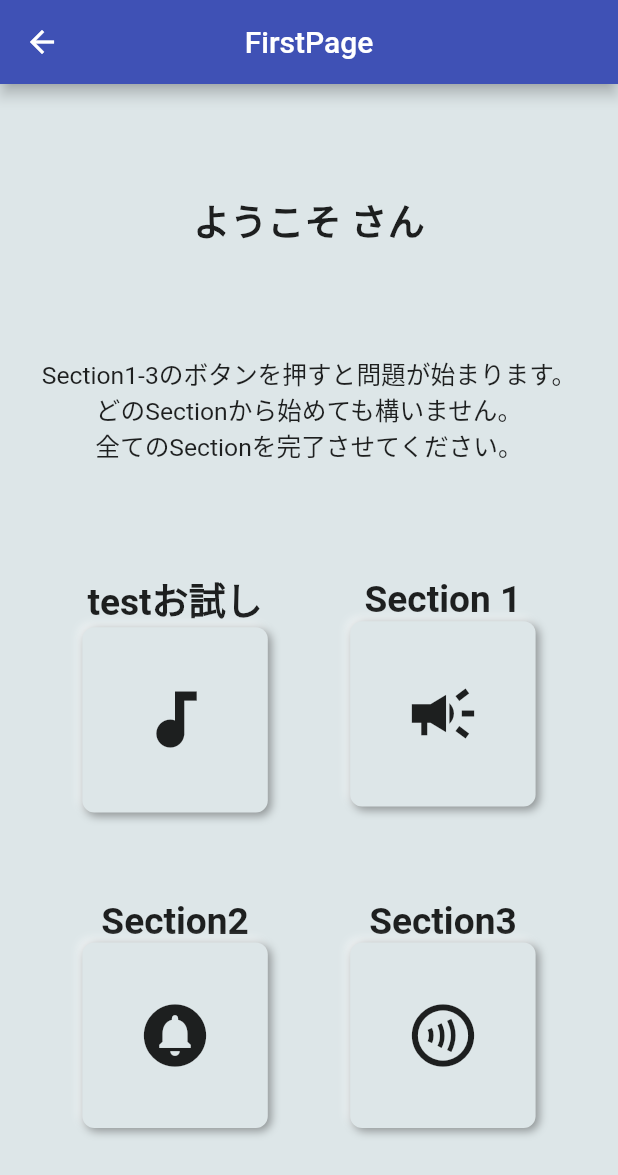
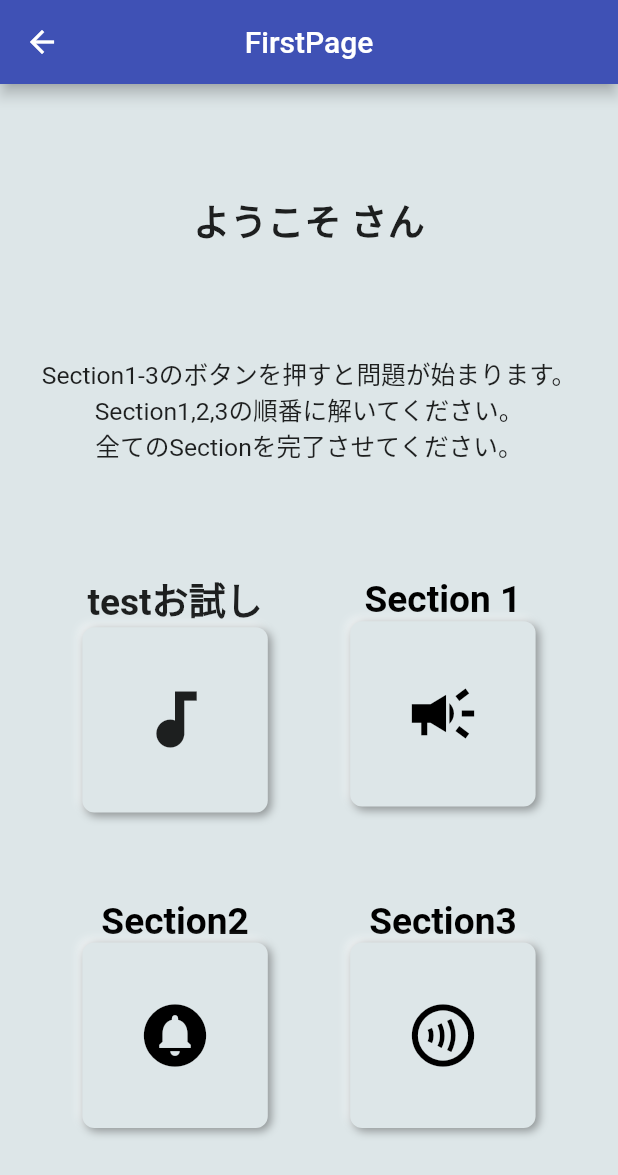
Before and after one commit to redhoshi/music_memo, a Flutter app: the FirstPage screen opened directly with empty values, on a phone screen of 412 x 824 dp. Shown: the top 1175 px of the screen. Run offline on Flutter 3.47's test engine with Material 2 defaults, Android fonts, the phone set to English and light mode, and no system bars; drawn by our look-alikes of flutter_neumorphic; our stand-ins replace animated_text_kit, audioplayers, cached_network_image, cloud_firestore, firebase_core, firebase_storage and 4 more; missing offline and left inert: cloud_firestore_web, firebase_core_web, firebase_storage_web, flutter_overboard, shared_preferences_web; accounts and stored records are empty; Roboto replaces fonts that are missing (RobotoMono).

Commit message:
改良part1

```diff
--- a/lib/first.dart
+++ b/lib/first.dart
@@ -8,25 +8,34 @@ import 'tutorial/tuto.dart';
 
 class FirstPage extends StatefulWidget {
   //const FirstPage({Key? key}) : super(key: key);
-  FirstPage(this.user, this.isEnded1, this.isEnded2, this.isEnded3, this.num);
+  FirstPage(this.user, this.isEnded1, this.isEnded2, this.isEnded3, this.num,
+      this.countPage);
   String user;
   bool isEnded1, isEnded2, isEnded3;
+  List countPage;
   final num;
 
   @override
   State<FirstPage> createState() =>
-      _FirstPageState(user, isEnded1, isEnded2, isEnded3, num);
+      _FirstPageState(user, isEnded1, isEnded2, isEnded3, num, countPage);
 }
 
 class _FirstPageState extends State<FirstPage> {
   _FirstPageState(
-      this.user, this._isEnded1, this._isEnded2, this._isEnded3, this.num);
+    this.user,
+    this._isEnded1,
+    this._isEnded2,
+    this._isEnded3,
+    this.num,
+    this.countPage,
+  );
   String user;
   //ボタンを無効にする
   bool _isEnded1;
   bool _isEnded2;
   bool _isEnded3;
   final num;
+  List countPage;
   //final num = List<int>.generate(3, (i) => i + 0);
   final sound = ['ssound4', 'ssound5', 'ssound6'];
   final question = ['question4', 'question5', 'question6'];
@@ -61,7 +70,7 @@ class _FirstPageState extends State<FirstPage> {
 
           Center(
             child: Text(
-              'Section1-3のボタンを押すと問題が始まります。\nどのSectionから始めても構いません。\n全てのSectionを完了させてください。',
+              'Section1-3のボタンを押すと問題が始まります。\nSection1,2,3の順番に解いてください。\n全てのSectionを完了させてください。',
               textAlign: TextAlign.center,
               style: TextStyle(
                 fontSize: deviceheight * 0.02,
@@ -91,7 +100,8 @@ class _FirstPageState extends State<FirstPage> {
                             Navigator.push(
                                 context,
                                 MaterialPageRoute(
-                                    builder: (context) => TutoPage(user, num)));
+                                    builder: (context) =>
+                                        TutoPage(user, num, countPage)));
                           },
                         )),
                   ]),
@@ -103,18 +113,27 @@ class _FirstPageState extends State<FirstPage> {
                           fontSize: deviceheight * 0.03,
                           fontWeight: FontWeight.bold,
                           fontFamily: 'RobotoMono',
+                          color: countPage.length > 0
+                              ? Colors.green
+                              : Colors.black,
                         ),
                       ),
                       new SizedBox(
                         width: devicewidth * 0.3,
                         height: devicewidth * 0.3,
                         child: NeumorphicFloatingActionButton(
-                          child: Icon(Icons.campaign_sharp, size: 50),
+                          child: Icon(
+                            Icons.campaign_sharp,
+                            size: 50,
+                            color: countPage.length > 0
+                                ? Colors.green
+                                : Colors.black,
+                          ),
                           onPressed: _isEnded1 //trueなら押せなくする
                               ? null
                               : () async {
                                   print('$num');
-                                  // _isEnded1 = true;
+                                  _isEnded1 = true;
                                   await Navigator.push(
                                       context,
                                       MaterialPageRoute(
@@ -125,7 +144,8 @@ class _FirstPageState extends State<FirstPage> {
                                             _isEnded1,
                                             _isEnded2,
                                             _isEnded3,
-                                            num), //sound
+                                            num,
+                                            countPage), //sound
                                       ));
                                 },
                         ),
@@ -148,17 +168,25 @@ class _FirstPageState extends State<FirstPage> {
                         fontSize: deviceheight * 0.03,
                         fontWeight: FontWeight.bold,
                         fontFamily: 'RobotoMono',
+                        color:
+                            countPage.length > 1 ? Colors.green : Colors.black,
                       ),
                     ),
                     new SizedBox(
                       width: devicewidth * 0.3,
                       height: devicewidth * 0.3,
                       child: NeumorphicFloatingActionButton(
-                        child: Icon(Icons.circle_notifications, size: 50),
+                        child: Icon(
+                          Icons.circle_notifications,
+                          size: 50,
+                          color: countPage.length > 1
+                              ? Colors.green
+                              : Colors.black,
+                        ),
                         onPressed: _isEnded2
                             ? null
                             : () {
-                                //  _isEnded2 = true;
+                                _isEnded2 = true;
                                 Navigator.push(
                                     context,
                                     MaterialPageRoute(
@@ -169,7 +197,8 @@ class _FirstPageState extends State<FirstPage> {
                                           _isEnded1,
                                           _isEnded2,
                                           _isEnded3,
-                                          num), //sound
+                                          num,
+                                          countPage), //sound
                                     ));
                               }, //audio
                       ),
@@ -183,17 +212,23 @@ class _FirstPageState extends State<FirstPage> {
                       fontSize: deviceheight * 0.03,
                       fontWeight: FontWeight.bold,
                       fontFamily: 'RobotoMono',
+                      color: countPage.length > 2 ? Colors.green : Colors.black,
                     ),
                   ),
                   new SizedBox(
                     width: devicewidth * 0.3,
                     height: devicewidth * 0.3,
                     child: NeumorphicFloatingActionButton(
-                      child: Icon(Icons.contactless_outlined, size: 50),
+                      child: Icon(
+                        Icons.contactless_outlined,
+                        size: 50,
+                        color:
+                            countPage.length > 2 ? Colors.green : Colors.black,
+                      ),
                       onPressed: _isEnded3
                           ? null
                           : () {
-                              // _isEnded3 = true;
+                              _isEnded3 = true;
                               Navigator.push(
                                   context,
                                   MaterialPageRoute(
@@ -204,7 +239,8 @@ class _FirstPageState extends State<FirstPage> {
                                         _isEnded1,
                                         _isEnded2,
                                         _isEnded3,
-                                        num), //sound
+                                        num,
+                                        countPage), //sound
                                   ));
                             }, //sound3
                     ),
```
Also changed, not shown: lib/Login/login.dart (+52 -1 lines), lib/Login/test.dart (added, +54 -0 lines), lib/correctend/end_page.dart (+33 -6 lines), lib/main.dart (+18 -5 lines), lib/tutorial/tuto.dart (+17 -5 lines), 1 other file.
